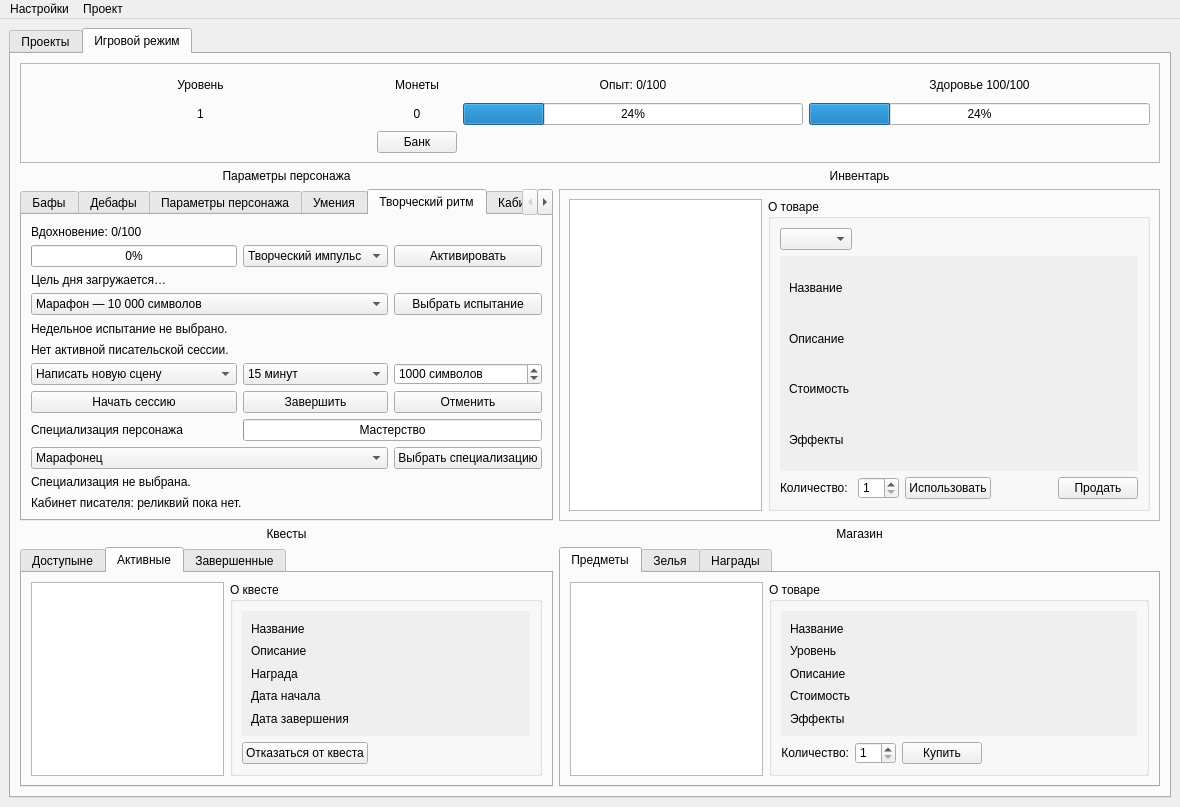
First picture: the form in UI template/main_window.ui, repository nevskyforever/nfprogress, before the edit.
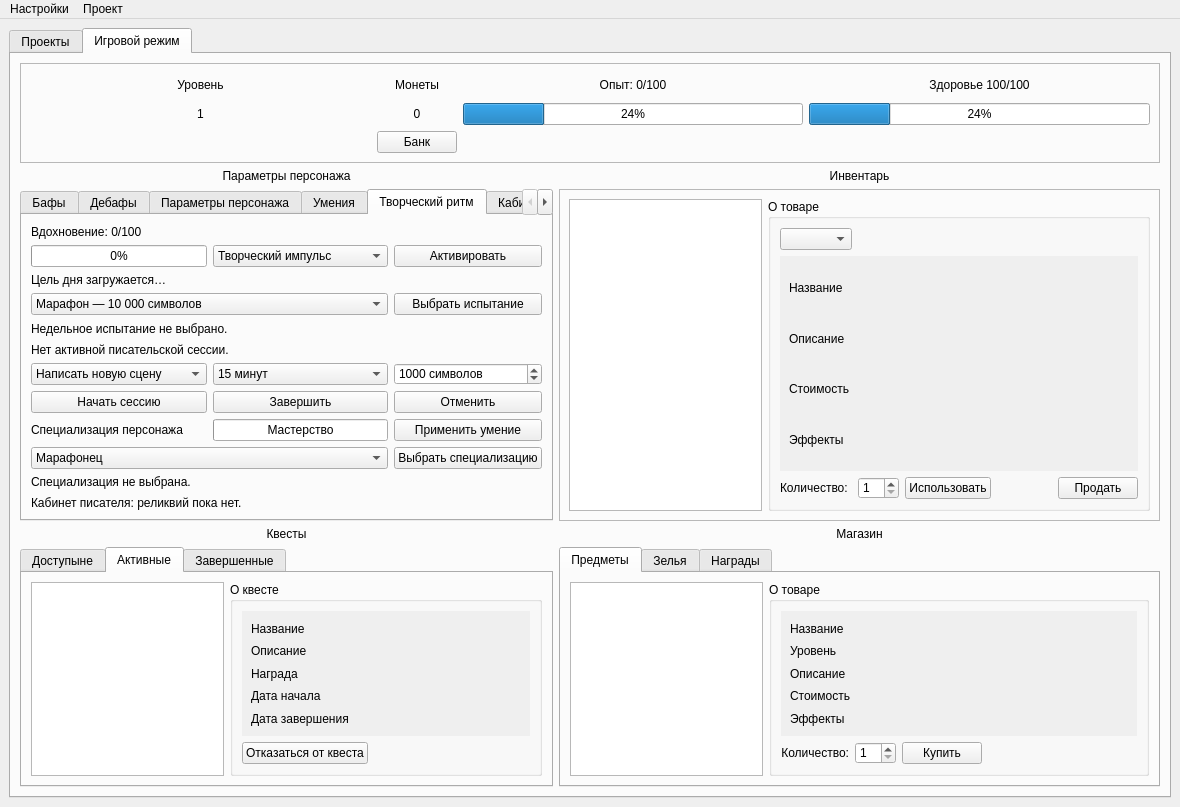
Second picture: the form after the edit. The open tabs and pages were chosen to show the change.

```diff
--- a/UI template/main_window.ui
+++ b/UI template/main_window.ui
@@ -2995,13 +2995,19 @@
               <property name="text"><string>Специализация персонажа</string></property>
              </widget>
             </item>
-            <item row="8" column="1" colspan="2">
+            <item row="8" column="1">
              <widget class="QProgressBar" name="specialization_mastery_progressbar">
               <property name="maximum"><number>3</number></property>
               <property name="value"><number>0</number></property>
               <property name="format"><string>Мастерство</string></property>
              </widget>
             </item>
+            <item row="8" column="2">
+             <widget class="QPushButton" name="activate_specialization_ability_button">
+              <property name="maximumSize"><size><width>16777215</width><height>24</height></size></property>
+              <property name="text"><string>Применить умение</string></property>
+             </widget>
+            </item>
             <item row="9" column="0" colspan="2">
              <widget class="QComboBox" name="specialization_combo">
               <item><property name="text"><string>Марафонец</string></property></item>
```
